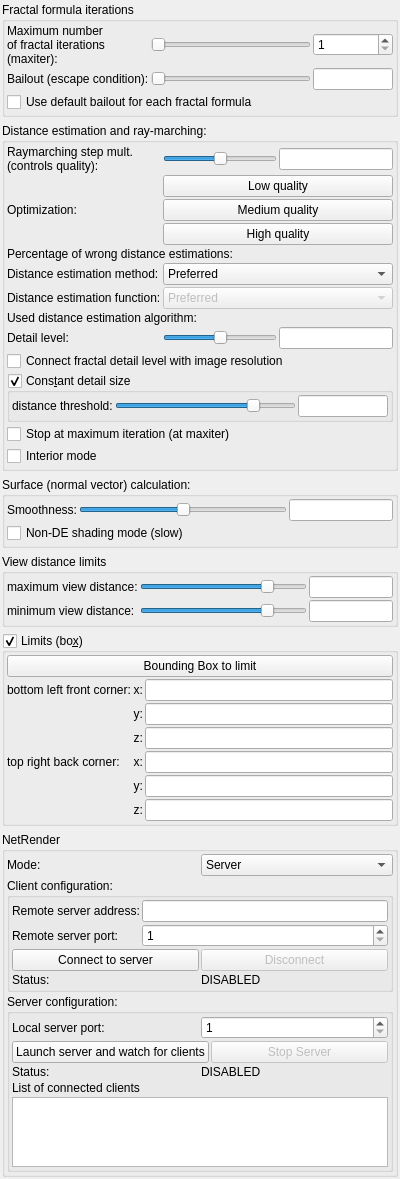
First picture: the form in mandelbulber2/qt/dock_rendering_engine.ui, repository buddhi1980/mandelbulber2, before the edit.
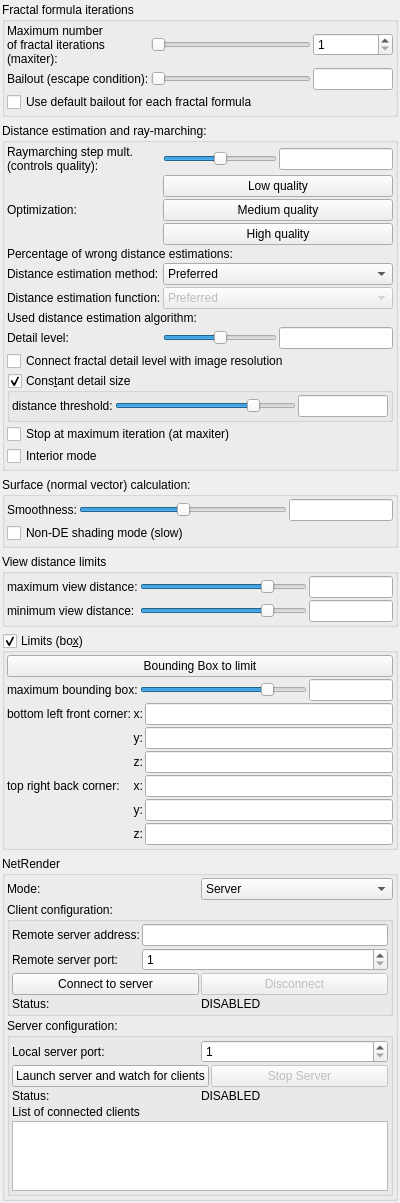
Second picture: the form after the edit. Icons and pictures are not drawn. Custom widgets are drawn as their Qt base class.

Commit message:
user defined outer bounding for auto limit
see mandelbox for example:
this formula has some fractal surface at -132,713
if you set the user defined outer bounding to less (for example 100) the
outer shell is computed correctly to ~{(-7, -7, -7), (7, 7, 7)}

```diff
--- a/mandelbulber2/qt/dock_rendering_engine.ui
+++ b/mandelbulber2/qt/dock_rendering_engine.ui
@@ -767,6 +767,49 @@
         </property>
        </widget>
       </item>
+      <item>
+       <layout class="QGridLayout" name="gridLayout_bounding_box_layout" columnstretch="0,2,1">
+        <property name="spacing">
+         <number>2</number>
+        </property>
+        <item row="0" column="0">
+         <widget class="QLabel" name="label_maximum_bounding_boy">
+          <property name="text">
+           <string>maximum bounding box:</string>
+          </property>
+         </widget>
+        </item>
+        <item row="0" column="2">
+         <widget class="MyLineEdit" name="logedit_limit_outer_bounding">
+         </widget>
+        </item>
+        <item row="0" column="1">
+         <widget class="QSlider" name="logslider_limit_outer_bounding">
+          <property name="sizePolicy">
+           <sizepolicy hsizetype="Expanding" vsizetype="Maximum">
+            <horstretch>0</horstretch>
+            <verstretch>0</verstretch>
+            </sizepolicy>
+           </property>
+           <property name="sizeIncrement">
+           <size>
+            <width>0</width>
+            <height>0</height>
+           </size>
+          </property>
+          <property name="minimum">
+           <number>-1500</number>
+          </property>
+          <property name="maximum">
+           <number>400</number>
+          </property>
+          <property name="orientation">
+           <enum>Qt::Horizontal</enum>
+          </property>
+         </widget>
+        </item>
+       </layout>
+      </item>
       <item>
        <layout class="QGridLayout" name="gridLayout_21">
         <property name="spacing">
```
The commit also changes 2 other files.
